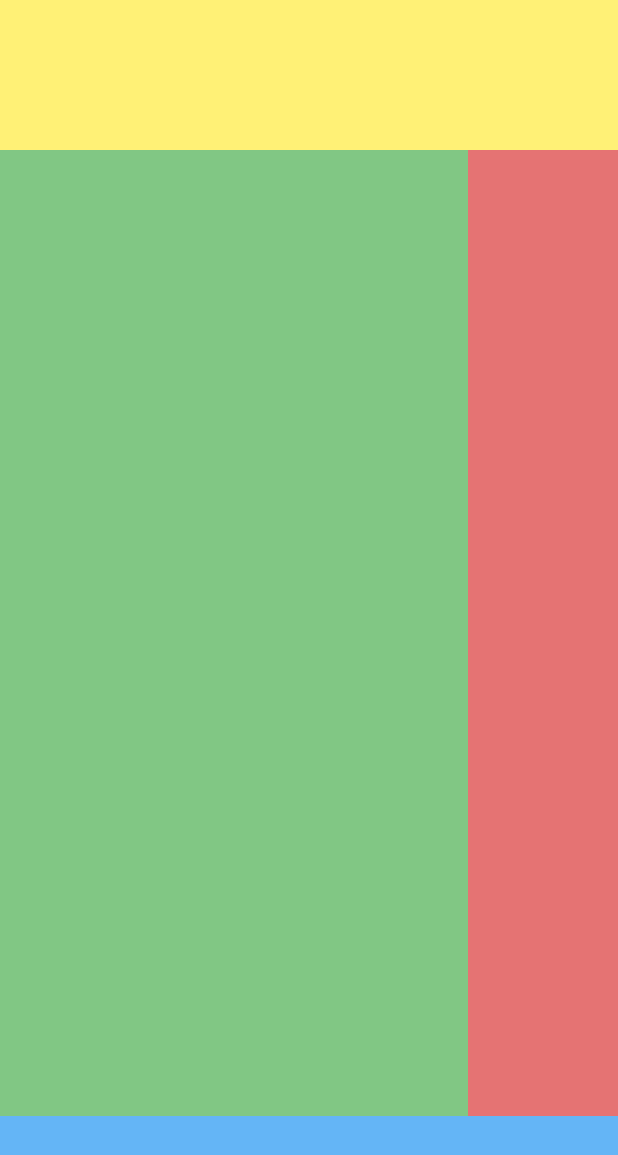
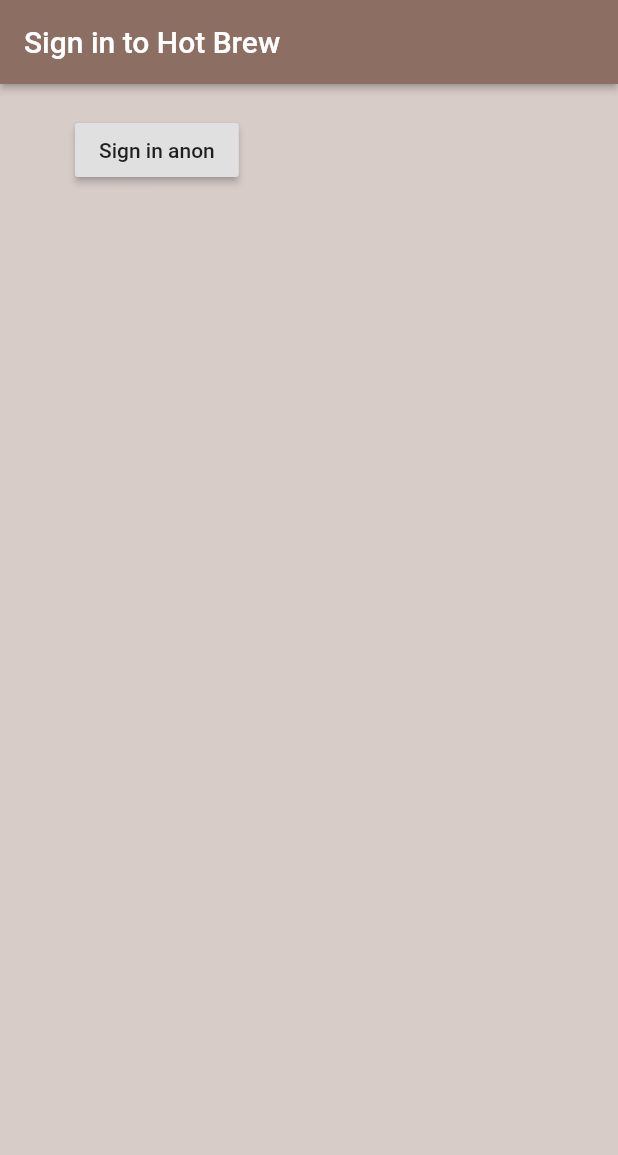
Before and after one commit to IbsanjU/Hot_Brew, a Flutter app: the screen it shows after launch, on a phone screen of 412 x 824 dp. Shown: the top 1155 px of the screen. Run offline on Flutter 3.47's test engine with Material 2 defaults, Android fonts, the phone set to English and light mode, and no system bars; our stand-ins replace cloud_firestore, firebase_core; accounts and stored records are empty.

Commit message:
Sign In anonomous page without task asigned

```diff
--- a/lib/screens/authenticate/authenticate.dart
+++ b/lib/screens/authenticate/authenticate.dart
@@ -1,4 +1,5 @@
 import 'package:flutter/material.dart';
+import 'package:hot_brew/screens/authenticate/sign_in.dart';
 
 class Authenticate extends StatefulWidget {
   @override
@@ -8,8 +9,6 @@ class Authenticate extends StatefulWidget {
 class _AuthenticateState extends State<Authenticate> {
   @override
   Widget build(BuildContext context) {
-    return Container(
-      child: Text('authenticate'),
-    );
+    return Container(child: SignIn());
   }
 }
--- /dev/null
+++ b/lib/screens/authenticate/sign_in.dart
@@ -0,0 +1,25 @@
+import 'package:flutter/material.dart';
+
+class SignIn extends StatefulWidget {
+  @override
+  _SignInState createState() => _SignInState();
+}
+
+class _SignInState extends State<SignIn> {
+  @override
+  Widget build(BuildContext context) {
+    return Scaffold(
+      backgroundColor: Colors.brown[100],
+      appBar: AppBar(
+        backgroundColor: Colors.brown[400],
+        elevation: 2.0,
+        title: Text('Sign in to Hot Brew'),
+      ),
+      body: Container(
+        padding: EdgeInsets.symmetric(vertical: 20.0, horizontal: 50.0),
+        child:
+            RaisedButton(child: Text('Sign in anon'), onPressed: () async {}),
+      ),
+    );
+  }
+}
--- a/lib/screens/wrapper.dart
+++ b/lib/screens/wrapper.dart
@@ -1,4 +1,5 @@
 import 'package:flutter/material.dart';
+import 'package:hot_brew/screens/authenticate/authenticate.dart';
 import 'package:hot_brew/screens/home/home.dart';
 import 'package:hot_brew/screens/test.dart';
 
@@ -7,7 +8,7 @@ class Wrapper extends StatelessWidget {
   Widget build(BuildContext context) {
 
     // return either Home or Authenticate widget
-    return Home();
+    return Authenticate();
     // return FirestoreExampleApp();
   }
 }
```
